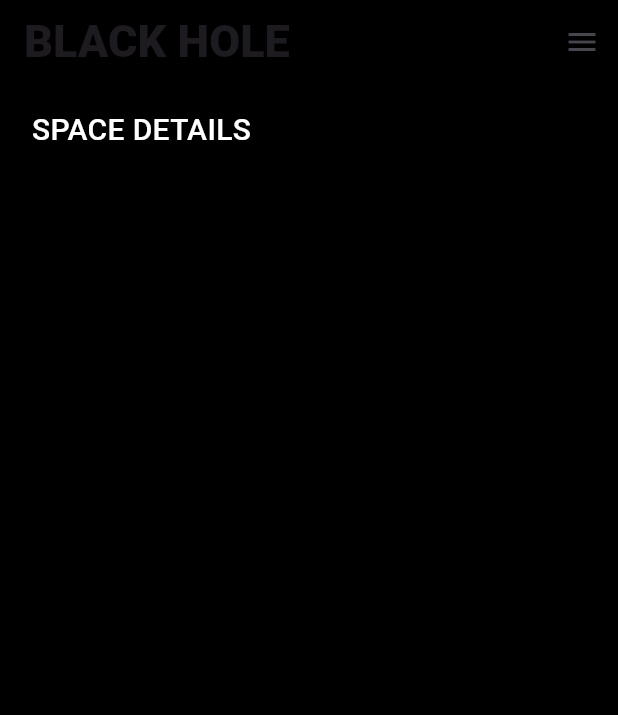
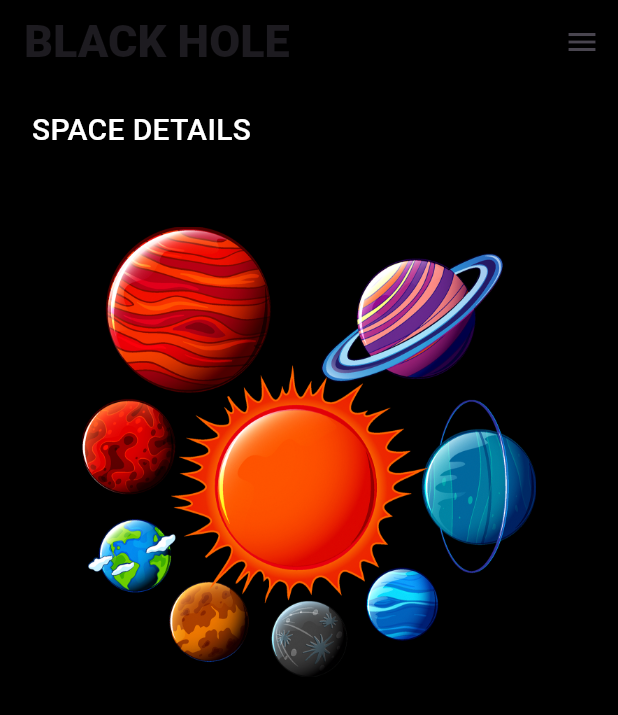
Before and after one commit to psd-99/black_hole, a Flutter app: the screen it shows after launch, on a phone screen of 412 x 824 dp. Shown: the top 715 px of the screen. Run offline on Flutter 3.47's test engine with Material 3 defaults, Android fonts, the phone set to English and light mode, and no system bars.

Commit message:
added a photo for home page

```diff
--- a/lib/main.dart
+++ b/lib/main.dart
@@ -31,14 +31,25 @@ class MyApp extends StatelessWidget {
         ),
         body: Padding(
           padding: const EdgeInsets.all(16.0),
-          child: const Column(
+          child: Column(
+            crossAxisAlignment: CrossAxisAlignment.start,
             children: [
-              Text(
+              const Text(
                 " SPACE DETAILS",
                 style: TextStyle(
                     color: Colors.white,
                     fontSize: 20,
                     fontWeight: FontWeight.w500),
+              ),
+              const SizedBox(
+                height: 50,
+              ),
+              Center(
+                child: Image.asset(
+                  "assests/space1.png",
+                  height: 300,
+                  scale: 2,
+                ),
               )
             ],
           ),
```
Also changed, not shown: pubspec.yaml (+4 -7 lines).
